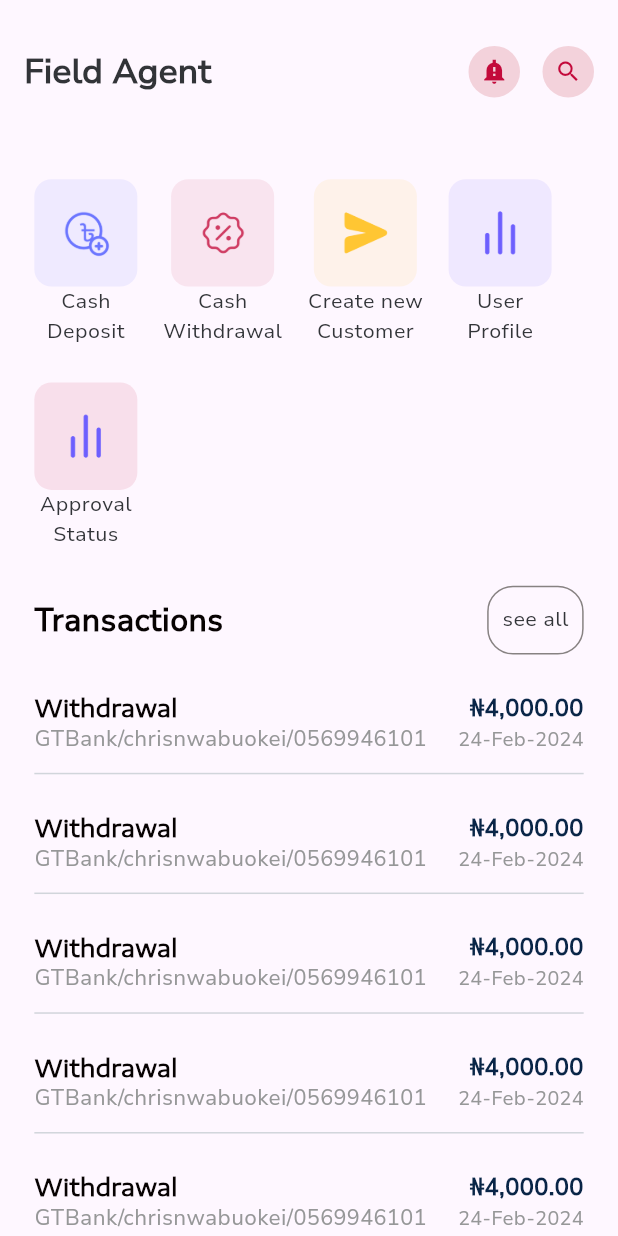
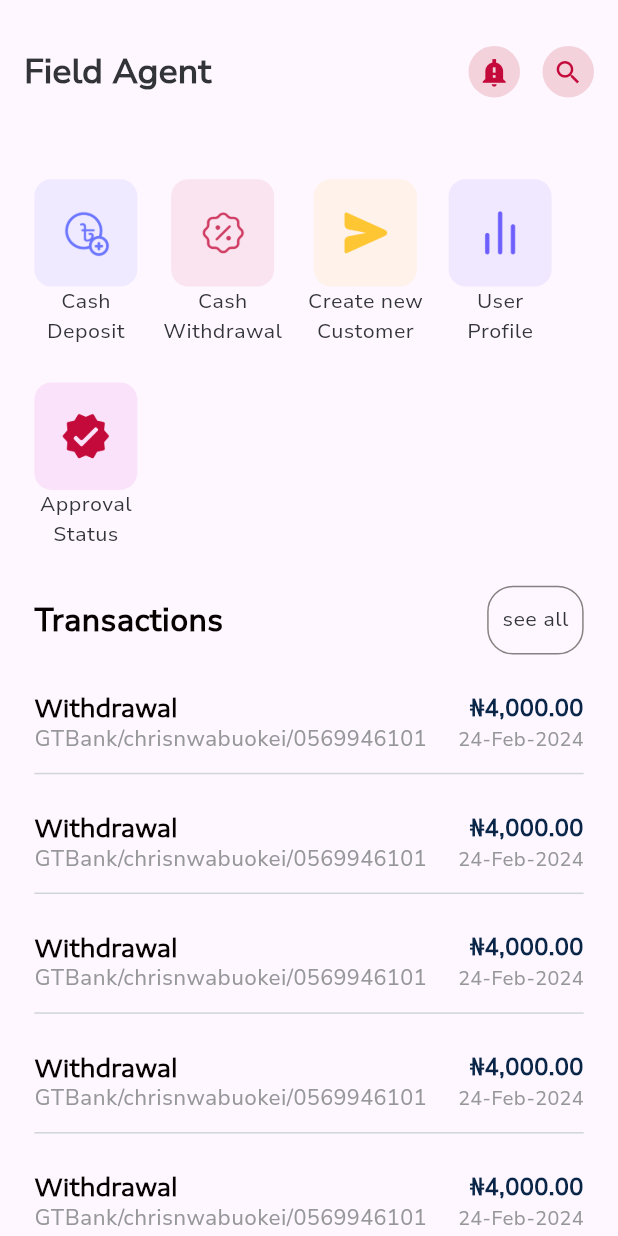
Before and after one commit to usmantech001/coreinfra-approval-status, a Flutter app: the screen it shows after launch, on a phone screen of 412 x 824 dp. Run offline on Flutter 3.47's test engine with Material 3 defaults, Android fonts, the phone set to English and light mode, and no system bars; our stand-ins replace flutter_screenutil.

Commit message:
another changed

```diff
--- a/lib/features/screens/awaiting_approval.dart
+++ b/lib/features/screens/awaiting_approval.dart
@@ -1,4 +1,3 @@
-import 'package:coreinfra_project/features/screens/status.dart';
 import 'package:coreinfra_project/utils/constants/colors.dart';
 import 'package:coreinfra_project/utils/constants/image_string.dart';
 import 'package:coreinfra_project/utils/constants/text_string.dart';
--- a/lib/features/screens/dashboard.dart
+++ b/lib/features/screens/dashboard.dart
@@ -1,6 +1,7 @@
 import 'package:coreinfra_project/features/screens/status.dart';
 import 'package:coreinfra_project/utils/constants/colors.dart';
 import 'package:coreinfra_project/utils/constants/image_string.dart';
+import 'package:coreinfra_project/utils/constants/text_string.dart';
 import 'package:coreinfra_project/utils/widgets/custom_icon.dart';
 import 'package:coreinfra_project/utils/widgets/dashboard_container.dart';
 import 'package:coreinfra_project/utils/widgets/list_tile.dart';
@@ -22,7 +23,7 @@ class DashboardScreen extends StatelessWidget {
           crossAxisAlignment: CrossAxisAlignment.center,
           children: [
             boldText(
-              text: 'Field Agent',
+              text: TextStringConstant.fieldAgent,
             ),
             Row(
               children: [
@@ -48,6 +49,7 @@ class DashboardScreen extends StatelessWidget {
             children: [
               Wrap(
                 children: [
+
                   dashboardContainer(
                       imagePath: ImageStringConstant.cashDeposit,
                       firstText: 'Cash',
@@ -70,10 +72,10 @@ class DashboardScreen extends StatelessWidget {
                       secondText: 'Profile',
                       backgroundColor: const Color(0xFF6D5FFE).withOpacity(0.1), onTap: () {  }),
                   dashboardContainer(
-                      imagePath: ImageStringConstant.chart,
-                      firstText: 'Approval',
-                      secondText: 'Status',
-                      backgroundColor:const Color(0xFFC30A3B).withOpacity(0.1), onTap: () {
+                      imagePath: ImageStringConstant.approval,
+                      firstText: TextStringConstant.approval,
+                      secondText: TextStringConstant.status,
+                      backgroundColor:const Color(0xFFDA36CA).withOpacity(0.1), onTap: () {
                         Navigator.push(context, MaterialPageRoute(builder: (context)=> const StatusScreen()));
                        }),
                 ],
@@ -86,7 +88,7 @@ class DashboardScreen extends StatelessWidget {
                 mainAxisAlignment: MainAxisAlignment.spaceBetween,
                 children: [
                   boldText(
-                      text: 'Transactions',
+                      text: TextStringConstant.transactions,
                       textColor: AppColors.boldText1,
                       fontSize: 18),
                   Container(
@@ -95,7 +97,7 @@ class DashboardScreen extends StatelessWidget {
                     decoration: BoxDecoration(
                         border: Border.all(color: AppColors.buttonBorderColor),
                         borderRadius: BorderRadius.circular(15.sp)),
-                    child: smallText(text: 'see all'),
+                    child: smallText(text: TextStringConstant.seeAll),
                   )
                 ],
               ),
--- a/lib/utils/constants/colors.dart
+++ b/lib/utils/constants/colors.dart
@@ -28,4 +28,5 @@ class AppColors{
   static const Color calenderIconColor = Color(0xFF344054);
   static const Color awaitingApprovalDateColor = Color(0xFF6B7280);
   static const Color awaitingApprovalgreyColor = Color(0xFF8F8F8F);
+  static const Color searchTextColor = Color(0xFF667085);
 }
--- a/lib/utils/constants/image_string.dart
+++ b/lib/utils/constants/image_string.dart
@@ -5,4 +5,6 @@ class ImageStringConstant{
   static const String createCustomer= 'assets/images/create_customer.png';
   static const String pending= 'assets/images/pending.png';
   static const String cancel = 'assets/images/cancel.png';
+  static const String approval = 'assets/images/approval.png';
+  static const String search = 'assets/images/search.png';
 }
--- a/lib/utils/constants/text_string.dart
+++ b/lib/utils/constants/text_string.dart
@@ -0,0 +1,22 @@
+class TextStringConstant{
+  static const String pendingApproval = 'Pending Approval';
+  static const String depositDetails = 'Deposit details';
+  static const String amount = 'Amount';
+  static const String withdrawalFee = 'Withdrawal fee';
+  static const String withdrawalName = 'Withdrawal name';
+  static const String narration = 'Narration';
+  static const String decline = 'Decline';
+  static const String declined = 'Declined';
+  static const String pending = 'Pending';
+  static const String approve = 'Approve';
+  static const String approval = 'Approval';
+  static const String approved = 'Approved';
+  static const String delivered = 'Delivered';
+  static const String cashWithdrawal = 'Cash Withdrawal';
+  static const String awaitingApproval = 'Awaiting approval';
+  static const String status = 'Status';
+  static const String seeAll = 'see all';
+  static const String transactions = 'Transactions';
+  static const String fieldAgent = 'Field Agent';
+
+}
--- a/lib/utils/widgets/custom_icon.dart
+++ b/lib/utils/widgets/custom_icon.dart
@@ -10,7 +10,7 @@ Widget appBarIcon({
     backgroundColor: AppColors.appBarbackgroundIconColor,
     child: Icon(
       icon,
-      size: 18,
+      size: 18.sp,
       color: AppColors.appBarIconColor,
     ),
   );
--- a/lib/utils/widgets/custom_search.dart
+++ b/lib/utils/widgets/custom_search.dart
@@ -1,15 +1,19 @@
 import 'package:coreinfra_project/utils/constants/colors.dart';
+import 'package:coreinfra_project/utils/constants/image_string.dart';
 import 'package:flutter/material.dart';
 import 'package:flutter_screenutil/flutter_screenutil.dart';
 
 Widget customSearch(){
   return Container(
-          margin: EdgeInsets.symmetric(horizontal: 20.w, vertical: 10.h),
-          height: 45.h,
+        margin: EdgeInsets.symmetric(horizontal: 20.w, vertical: 10.h),
+          height: 55.h,
           child: Card(
             elevation: 0,
             color: Colors.white,
-
+            shape: RoundedRectangleBorder(
+                  borderRadius: BorderRadius.circular(10.sp),
+                  side: BorderSide.none
+                  ),
             child: Row(
               children: [
                 Expanded(
@@ -18,8 +22,15 @@ Widget customSearch(){
                     decoration: InputDecoration(
                       isDense: true,
 
-                      prefixIcon:const Icon(Icons.search),
+                      prefixIcon: Container(
+                        padding: EdgeInsets.all(12.sp),
+                        height: 5.h,
+                        child: Image.asset(ImageStringConstant.search,)),
                       hintText: 'Search',
+                      hintStyle: TextStyle(
+                        color: AppColors.searchTextColor,
+                        fontSize: 12.sp
+                      ),
                       border: InputBorder.none,
                       enabledBorder: OutlineInputBorder(
                          borderSide:const BorderSide(
```
Also changed, not shown: assets/images/approval.png (added), assets/images/search.png (added).
